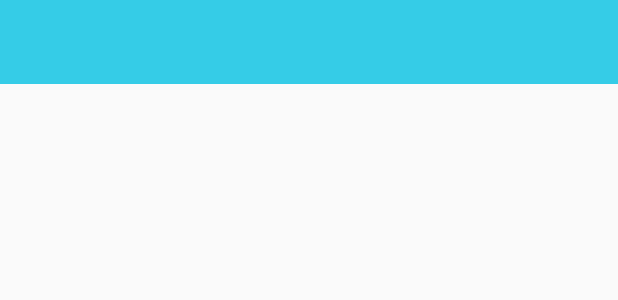
After one commit to Rotundyer/foodinthecold, an Android app: the layout toolbar.xml on its own in the app's theme, with its tools: preview values and no code run, on a phone screen of 412 x 824 dp. The commit adds this screen. Shown: the top 300 px of the screen. Run offline under Robolectric (Android 15) with nearby library versions, the phone set to English and light mode, and no system bars.

Commit message:
Боль

```diff
--- a/app/src/main/AndroidManifest.xml
+++ b/app/src/main/AndroidManifest.xml
@@ -12,9 +12,13 @@
         <activity android:name=".view.MainActivity">
             <intent-filter>
                 <action android:name="android.intent.action.MAIN" />
-                <action android:name="android.intent.action.VIEW" />
 
                 <category android:name="android.intent.category.LAUNCHER" />
+            </intent-filter>
+
+            <intent-filter>
+                <action android:name="android.intent.action.SEARCH" />
+                <action android:name="android.intent.action.VIEW" />
             </intent-filter>
 
             <meta-data android:name="android.app.searchable"
--- a/app/src/main/java/ru/coffeestudio/foodinthecold/view/MainActivity.kt
+++ b/app/src/main/java/ru/coffeestudio/foodinthecold/view/MainActivity.kt
@@ -9,6 +9,7 @@ import androidx.appcompat.app.AppCompatActivity
 import androidx.appcompat.widget.SearchView
 import com.google.android.material.bottomnavigation.BottomNavigationView
 import kotlinx.android.synthetic.main.activity_main.*
+import kotlinx.android.synthetic.main.toolbar.*
 import ru.coffeestudio.foodinthecold.R
 import ru.coffeestudio.foodinthecold.util.TabManager
 
@@ -66,6 +67,6 @@ class MainActivity : AppCompatActivity(), BottomNavigationView.OnNavigationItemS
             }
 
         })
-        return true
+        return super.onCreateOptionsMenu(menu)
     }
 }
--- a/app/src/main/java/ru/coffeestudio/foodinthecold/view/profile/ProfileFragment.kt
+++ b/app/src/main/java/ru/coffeestudio/foodinthecold/view/profile/ProfileFragment.kt
@@ -18,7 +18,8 @@ class ProfileFragment: BaseFragment() {
     }
     override fun initView() {}
 
-    override fun getData() {}
+    override fun getData() {
+    }
 
     override fun <T> setView(data: T?) {}
 }
--- a/app/src/main/res/layout/activity_main.xml
+++ b/app/src/main/res/layout/activity_main.xml
@@ -30,7 +30,7 @@
             app:layout_constraintBottom_toTopOf="@+id/main_shadow"
             app:layout_constraintEnd_toEndOf="parent"
             app:layout_constraintStart_toStartOf="parent"
-            app:layout_constraintTop_toTopOf="parent" />
+            app:layout_constraintTop_toBottomOf="@+id/main_toolbar"/>
     </FrameLayout>
 
     <FrameLayout
--- a/app/src/main/res/layout/profile.xml
+++ b/app/src/main/res/layout/profile.xml
@@ -1,7 +1,8 @@
 <?xml version="1.0" encoding="utf-8"?>
 <androidx.constraintlayout.widget.ConstraintLayout
     xmlns:android="http://schemas.android.com/apk/res/android" android:layout_width="match_parent"
-    android:layout_height="match_parent">
+    android:layout_height="match_parent"
+    android:theme="@style/Theme.FoodInTheCold_Night">
 
     <TextView
         android:layout_width="match_parent"
--- /dev/null
+++ b/app/src/main/res/layout/toolbar.xml
@@ -0,0 +1,16 @@
+<?xml version="1.0" encoding="utf-8"?>
+<androidx.appcompat.widget.Toolbar
+    xmlns:android="http://schemas.android.com/apk/res/android"
+    xmlns:app="http://schemas.android.com/apk/res-auto"
+    android:id="@+id/toolbar"
+    android:layout_width="match_parent"
+    android:layout_height="wrap_content"
+
+    android:background="@color/colorPrimary"
+    android:paddingTop="8dp"
+    android:paddingEnd="16dp"
+
+    android:paddingBottom="8dp"
+    app:titleTextColor="@color/white">
+
+</androidx.appcompat.widget.Toolbar>
--- a/app/src/main/res/values-night/themes.xml
+++ b/app/src/main/res/values-night/themes.xml
@@ -1,6 +1,6 @@
 <resources xmlns:tools="http://schemas.android.com/tools">
     <!-- Base application theme. -->
-    <style name="Theme.FoodInTheCold" parent="Theme.AppCompat.Light.DarkActionBar">
+    <style name="Theme.FoodInTheCold_Night" parent="Theme.AppCompat.Light.NoActionBar">
         <!-- Primary brand color. -->
         <item name="colorPrimary">@color/colorPrimary</item>
         <item name="colorPrimaryDark">@color/colorPrimaryDark</item>
```
Also changed, not shown: app/src/main/java/ru/coffeestudio/foodinthecold/view/main/MainFragment.kt (+26 -4 lines), app/src/main/res/layout/main.xml (+15 -8 lines).
